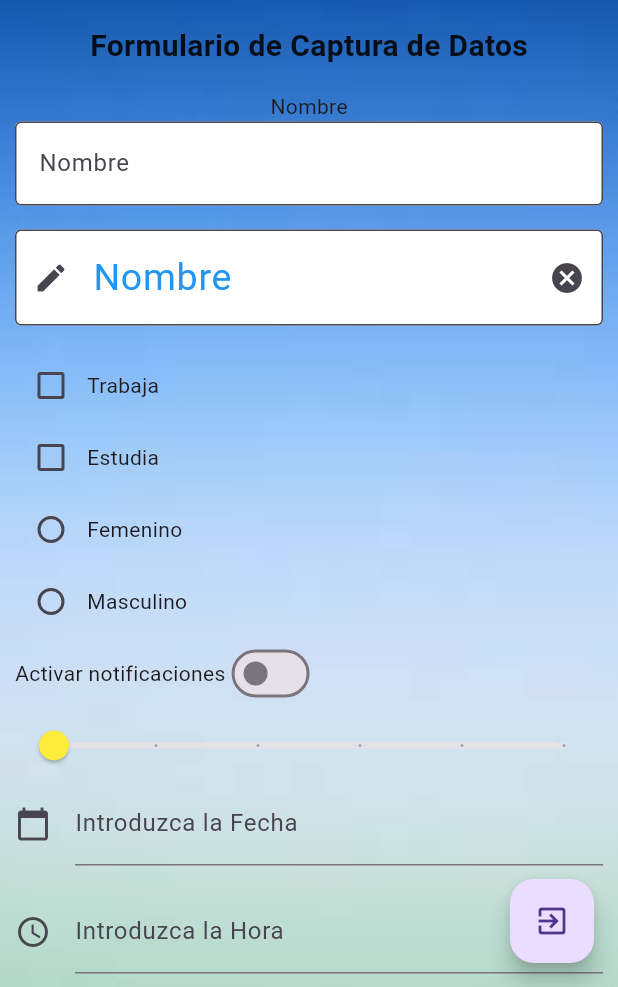
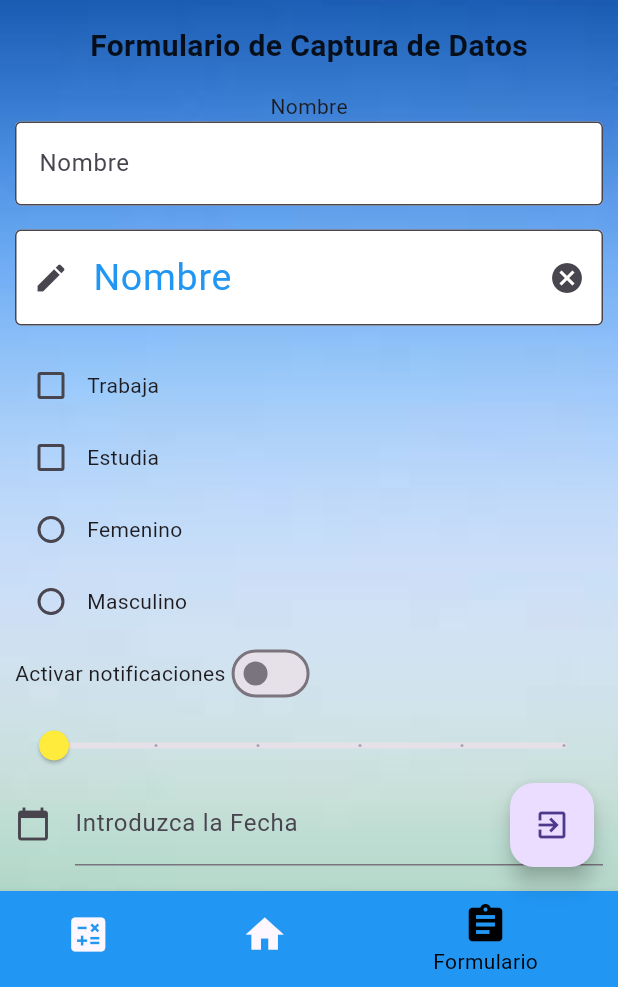
Before and after one commit to Utech17/FlutterNavUI, a Flutter app: the Formulario screen opened by its route, on a phone screen of 412 x 824 dp, the part 249-1236 px from its top. Run offline on Flutter 3.47's test engine with Material 3 defaults, Android fonts, the phone set to English and light mode, and no system bars; our stand-ins replace cached_network_image; network calls fail.

Commit message:
feat: menu inferior

```diff
--- a/lib/src/formulario.dart
+++ b/lib/src/formulario.dart
@@ -1,7 +1,11 @@
 // Miguel Gutierrez 31319357 seccion B
 // ignore_for_file: avoid_print
+// ignore_for_file: unused_import
 
 import 'package:flutter/material.dart';
+import 'package:menu_lateral_miguel_gutierrez_b/src/calculadora.dart';
+import 'package:menu_lateral_miguel_gutierrez_b/src/home.dart';
+import 'package:menu_lateral_miguel_gutierrez_b/src/formulario.dart';
 
 class Formulario extends StatefulWidget {
   const Formulario({super.key, required this.title});
@@ -30,6 +34,25 @@ class _FormularioState extends State<Formulario> {
   String _sexo='';
   bool onOff=false;
   double _valorSlider = 0;
+
+  int _selectedIndex = 2;
+
+  void _onItemTapped(int index) {
+  setState(() {
+    _selectedIndex = index;
+  });
+  switch (index) {
+    case 0:
+      Navigator.pushNamed(context, '/calculadora');
+      break;
+    case 1:
+      Navigator.pushNamed(context, '/'); // Home
+      break;
+    case 2:
+      Navigator.pushNamed(context, '/formulario');
+      break;
+    }
+  }
 
   @override
   Widget build(BuildContext context) {
@@ -293,6 +316,29 @@ class _FormularioState extends State<Formulario> {
         tooltip: 'Salir',
         child: const Icon(Icons.exit_to_app),
       ),
+      bottomNavigationBar: BottomNavigationBar(
+        items: const <BottomNavigationBarItem>[
+          BottomNavigationBarItem(
+            icon: Icon(Icons.calculate),
+            backgroundColor:Colors.lightBlueAccent,
+            label:'Calculadora')
+            ,
+          BottomNavigationBarItem(
+            icon: Icon(Icons.home),
+            backgroundColor:Colors.lightBlue,
+            label:'Home'),
+          BottomNavigationBarItem(
+            icon: Icon(Icons.assignment),
+            backgroundColor: Colors.blue,
+            label:'Formulario'),
+        ],
+        type: BottomNavigationBarType.shifting,
+        currentIndex: _selectedIndex,
+        selectedItemColor: Colors.black,
+        iconSize: 30,
+        onTap: _onItemTapped,
+        elevation: 5
+      ),
     );
   }
 }
--- a/pubspec.yaml
+++ b/pubspec.yaml
@@ -45,6 +45,7 @@ dev_dependencies:
   # package. See that file for information about deactivating specific lint
   # rules and activating additional ones.
   flutter_lints: ^5.0.0
+  cached_network_image: ^ 3.4.1
 
 # For information on the generic Dart part of this file, see the
 # following page: https://dart.dev/tools/pub/pubspec
@@ -63,6 +64,7 @@ flutter:
     - assets/imagenes/fondo.jpg
     - assets/imagenes/fondo2.jpg
     - assets/imagenes/casio-logo.jpg
+    - assets/imagenes/icon_question.png
 
   # An image asset can refer to one or more resolution-specific "variants", see
   # https://flutter.dev/to/resolution-aware-images
```
Also changed, not shown: lib/src/calculadora.dart (+47 -0 lines), lib/src/home.dart (+125 -24 lines), assets/imagenes/icon_question.png (added).
